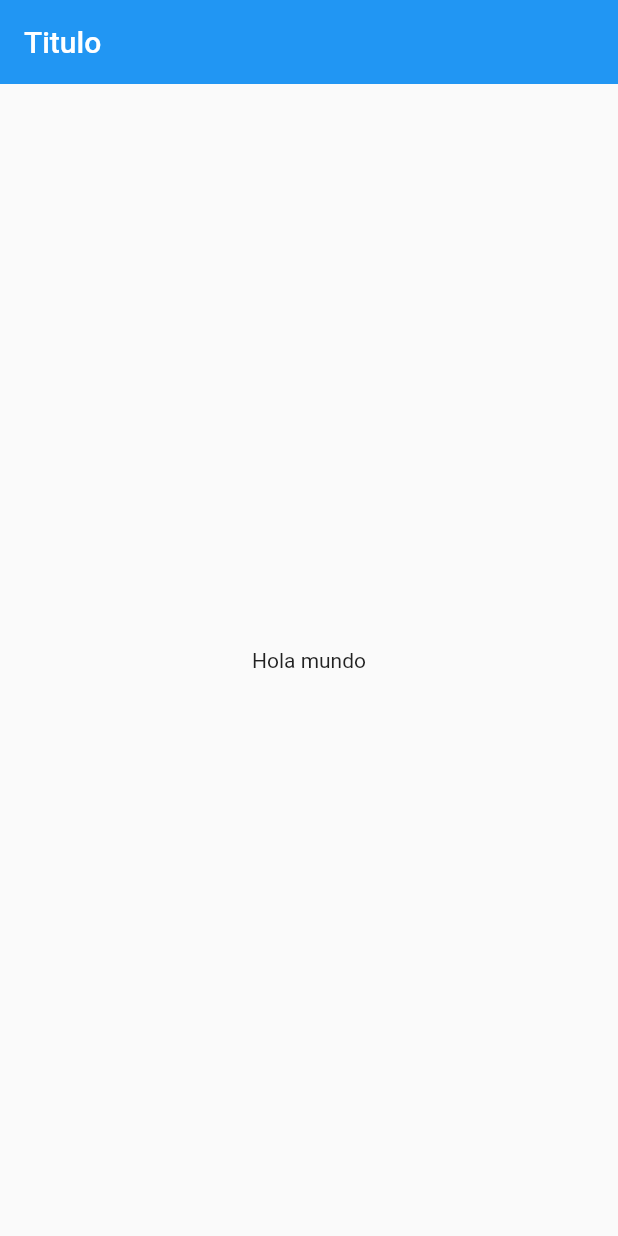
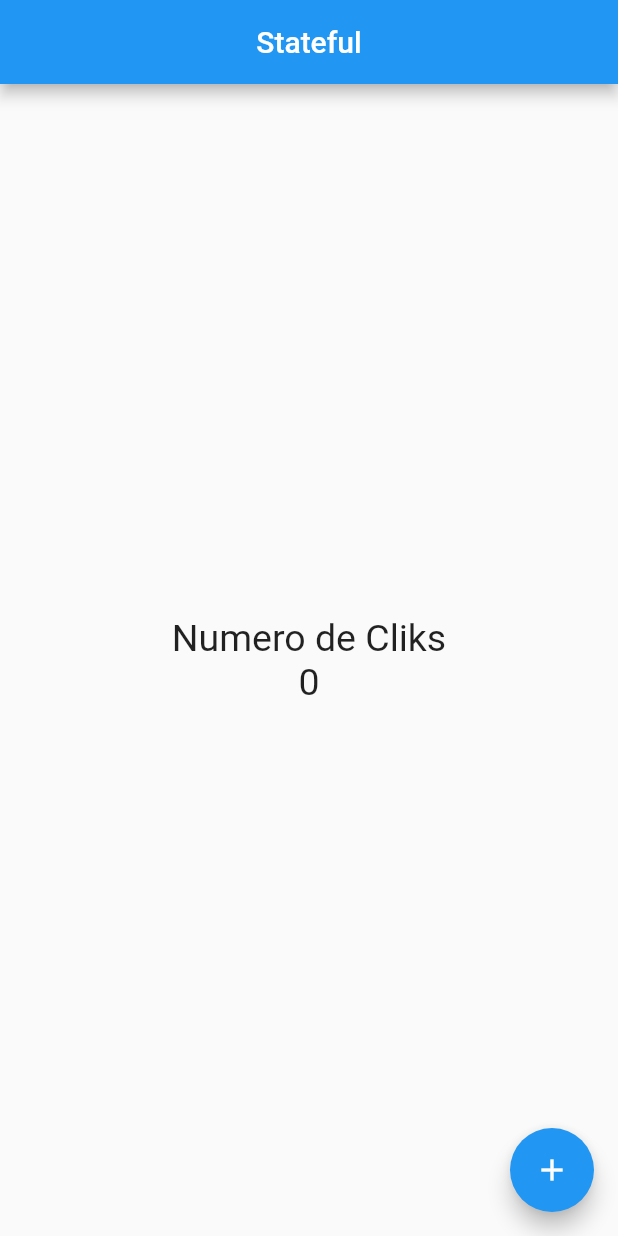
Before and after one commit to mario5698/S2AM, a Flutter app: the screen it shows after launch, on a phone screen of 412 x 824 dp. Run offline on Flutter 3.47's test engine with Material 2 defaults, Android fonts, the phone set to English and light mode, and no system bars.

Commit message:
writing code flutter first app

```diff
--- a/Code/my_app/lib/src/app.dart
+++ b/Code/my_app/lib/src/app.dart
@@ -1,13 +1,14 @@
 import 'package:flutter/material.dart';
 
-import 'pages/home_page.dart';
+import 'pages/contador_page.dart';
+// import 'pages/home_page.dart';
 
 class MyApp extends StatelessWidget {
   @override
   Widget build(context) {
     return MaterialApp(
         home: Center(
-      child: HomePage(),
+      child: ContadorPage(),
     ));
   }
 }
--- /dev/null
+++ b/Code/my_app/lib/src/pages/contador_page.dart
@@ -0,0 +1,39 @@
+import 'package:flutter/material.dart';
+
+class ContadorPage extends StatefulWidget {
+  @override
+  createState() => _ContadorPageState();
+}
+
+class _ContadorPageState extends State<ContadorPage> {
+  final _estiloTexto = new TextStyle(fontSize: 25);
+  int _conteo = 0;
+  @override
+  Widget build(BuildContext context) {
+    return Scaffold(
+      appBar: AppBar(
+        title: Text('Stateful'),
+        centerTitle: true,
+      ),
+      body: Center(
+        child: Column(
+          mainAxisAlignment: MainAxisAlignment.center,
+          children: <Widget>[
+            Text('Numero de Cliks', style: _estiloTexto),
+            Text('$_conteo', style: _estiloTexto),
+          ],
+        ),
+      ),
+      floatingActionButtonLocation: FloatingActionButtonLocation.endFloat,
+      floatingActionButton: FloatingActionButton(
+        child: Icon(Icons.add),
+        onPressed: () {
+          setState(() {
+            _conteo++;
+            print('$_conteo');
+          });
+        },
+      ),
+    );
+  }
+}
```
Also changed, not shown: Code/my_app/lib/src/pages/home_page.dart (+14 -1 lines).
